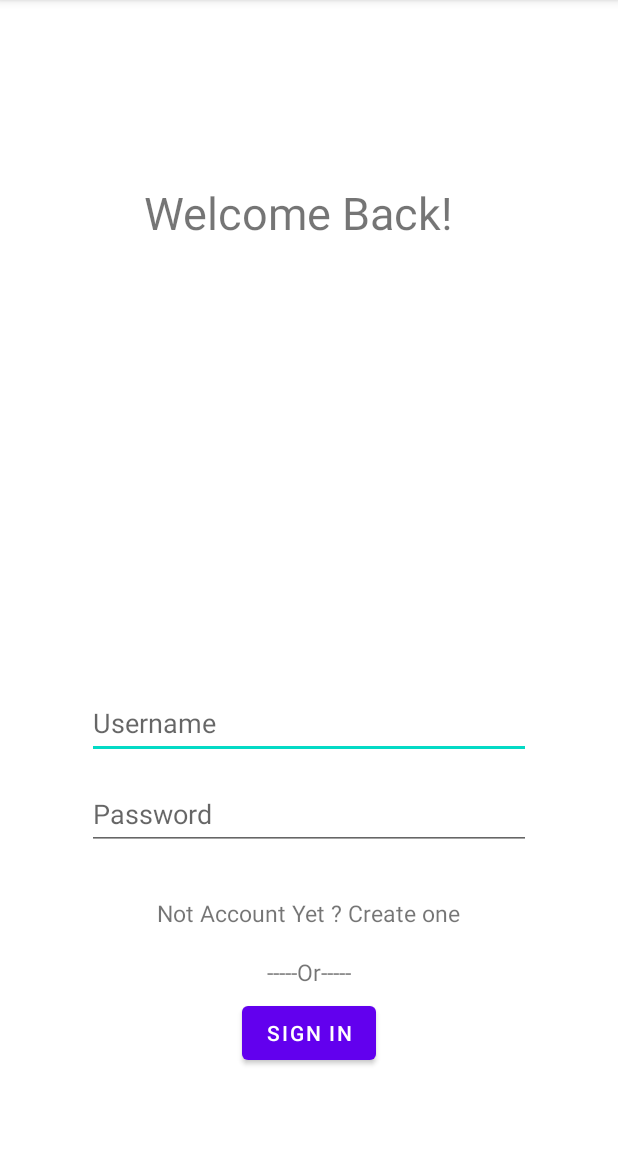
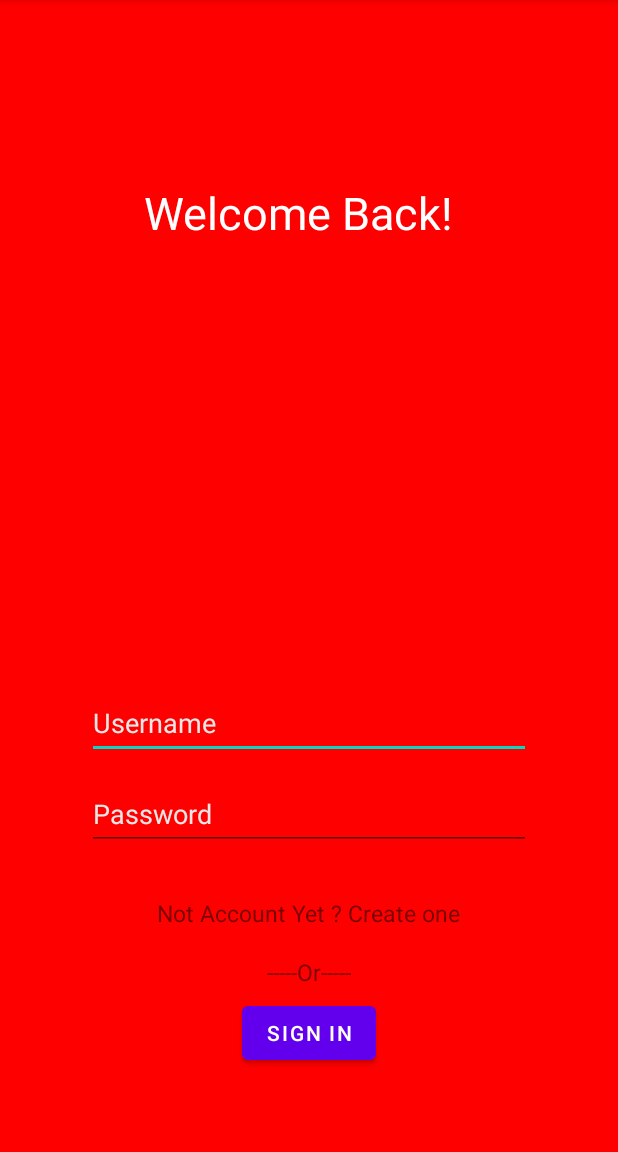
Before and after one commit to TungThnh/PRM391-Sell-Product, an Android app: the LoginActivity screen opened directly, with no data from a screen before it, on a phone screen of 412 x 824 dp, the part 84-1236 px from its top. Run offline under Robolectric (Android 15) with nearby library versions, the phone set to English and light mode, and no system bars.

Commit message:
Update activity_login.xml

```diff
--- a/PRM391SellProduct/app/src/main/res/layout/activity_login.xml
+++ b/PRM391SellProduct/app/src/main/res/layout/activity_login.xml
@@ -4,7 +4,9 @@
     xmlns:tools="http://schemas.android.com/tools"
     android:layout_width="match_parent"
     android:layout_height="match_parent"
+    android:background="#FF0000"
     tools:context=".LoginActivity">
+
 
     <TextView
         android:id="@+id/textView"
@@ -12,6 +14,7 @@
         android:layout_height="74dp"
         android:text="Welcome Back!"
         android:textSize="30sp"
+        android:textColor="#FFFFFF"
         app:layout_constraintBottom_toBottomOf="parent"
         app:layout_constraintEnd_toEndOf="parent"
         app:layout_constraintHorizontal_bias="0.5"
@@ -25,6 +28,8 @@
         android:layout_height="48dp"
         android:ems="10"
         android:hint="Username"
+        android:textColor="#B902E3"
+        android:textColorHint="#ECE7E7"
         android:inputType="textPersonName"
         app:layout_constraintBottom_toBottomOf="parent"
         app:layout_constraintEnd_toEndOf="parent"
@@ -39,6 +44,8 @@
         android:layout_height="48dp"
         android:ems="10"
         android:hint="Password"
+        android:textColor="#B902E3"
+        android:textColorHint="#ECE7E7"
         android:inputType="textPersonName"
         app:layout_constraintBottom_toBottomOf="parent"
         app:layout_constraintEnd_toEndOf="parent"
```
